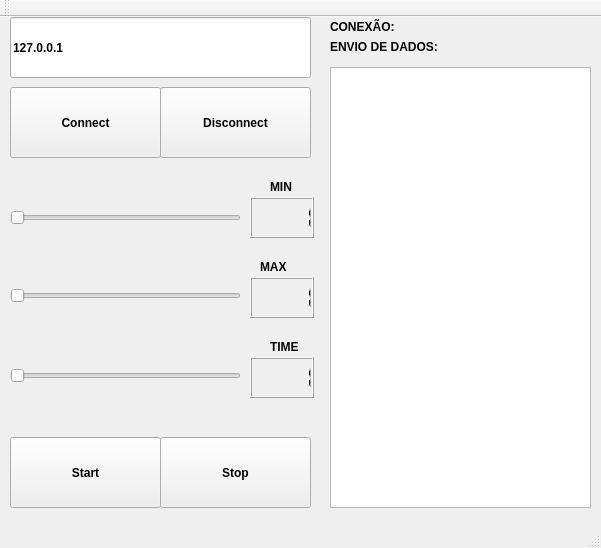
This is QtTcpClientProducer/mainwindow.ui in Minnael/QT-SUPERVISORY as Qt 5 draws it before an edit. The edited form follows.
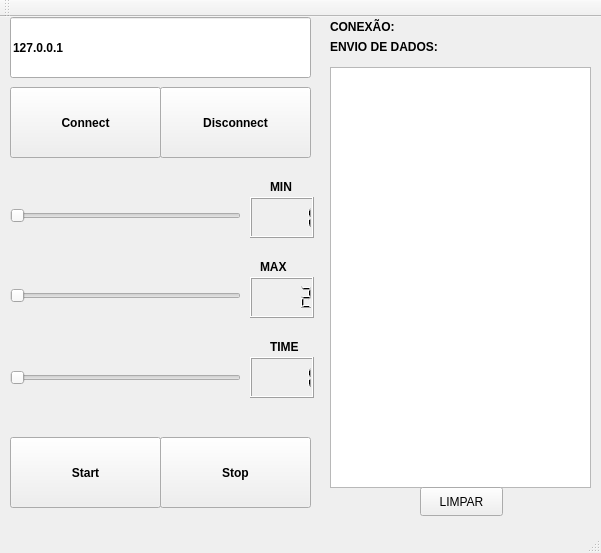
This is the edited form.

Diff of the .ui file:
```diff
--- a/QtTcpClientProducer/mainwindow.ui
+++ b/QtTcpClientProducer/mainwindow.ui
@@ -7,7 +7,7 @@
     <x>0</x>
     <y>0</y>
     <width>601</width>
-    <height>548</height>
+    <height>553</height>
    </rect>
   </property>
   <property name="windowTitle">
@@ -115,14 +115,14 @@
      </rect>
     </property>
     <property name="intValue" stdset="0">
-     <number>1</number>
+     <number>2</number>
     </property>
    </widget>
    <widget class="QSlider" name="time">
     <property name="geometry">
      <rect>
       <x>10</x>
-      <y>190</y>
+      <y>350</y>
       <width>231</width>
       <height>21</height>
      </rect>
@@ -131,7 +131,7 @@
      <number>1</number>
     </property>
     <property name="maximum">
-     <number>30</number>
+     <number>10</number>
     </property>
     <property name="orientation">
      <enum>Qt::Horizontal</enum>
@@ -141,7 +141,7 @@
     <property name="geometry">
      <rect>
       <x>250</x>
-      <y>340</y>
+      <y>180</y>
       <width>64</width>
       <height>41</height>
      </rect>
@@ -190,7 +190,7 @@
     <property name="geometry">
      <rect>
       <x>10</x>
-      <y>350</y>
+      <y>190</y>
       <width>231</width>
       <height>18</height>
      </rect>
@@ -269,7 +269,7 @@
       <x>330</x>
       <y>50</y>
       <width>261</width>
-      <height>441</height>
+      <height>421</height>
      </rect>
     </property>
     <property name="font">
@@ -282,7 +282,7 @@
     <property name="geometry">
      <rect>
       <x>250</x>
-      <y>180</y>
+      <y>340</y>
       <width>64</width>
       <height>41</height>
      </rect>
@@ -352,6 +352,19 @@
      <string>ENVIO DE DADOS:</string>
     </property>
    </widget>
+   <widget class="QPushButton" name="LIMPAR">
+    <property name="geometry">
+     <rect>
+      <x>420</x>
+      <y>470</y>
+      <width>83</width>
+      <height>29</height>
+     </rect>
+    </property>
+    <property name="text">
+     <string>LIMPAR</string>
+    </property>
+   </widget>
   </widget>
   <widget class="QMenuBar" name="menuBar">
    <property name="geometry">
```
Left out of the diff: 19 changed lines with no effect on the pictures.
